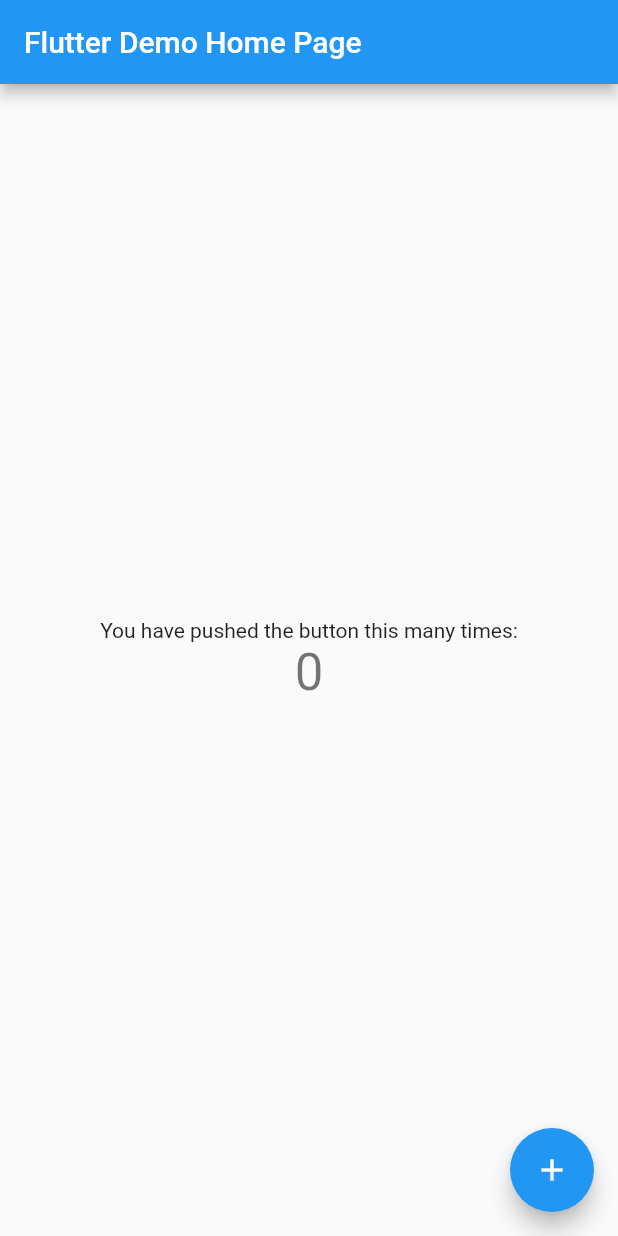
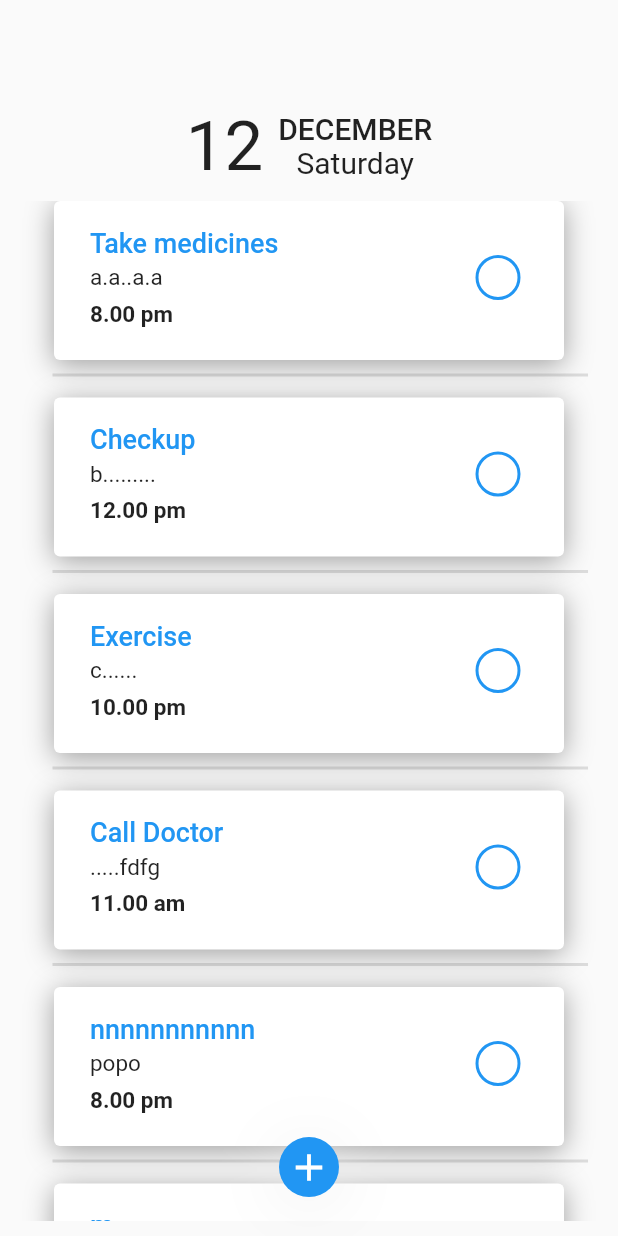
Before and after one commit to NavaneethRenjith/Medwise, a Flutter app: the screen it shows after launch, on a phone screen of 412 x 824 dp. Run offline on Flutter 3.47's test engine with Material 2 defaults, Android fonts, the phone set to English and light mode, and no system bars; our stand-ins replace flutter_calendar_carousel.

Commit message:
Add Task Page

```diff
--- /dev/null
+++ b/Medwise/lib/Components/taskListTile.dart
@@ -0,0 +1,110 @@
+import 'package:flutter/material.dart';
+
+class TaskListTile extends StatefulWidget {
+  @override
+  _TaskListTileState createState() => _TaskListTileState();
+  String title, description, time;
+  TaskListTile({this.title, this.description, this.time});
+}
+
+final double diameter = 30;
+bool done = false;
+
+class _TaskListTileState extends State<TaskListTile> {
+  @override
+  Widget build(BuildContext context) {
+    return Container(
+      margin: EdgeInsets.symmetric(horizontal: 26),
+      padding: EdgeInsets.fromLTRB(24, 16, 0, 20),
+      decoration: new BoxDecoration(
+          color: Colors.white,
+          borderRadius: BorderRadius.all(Radius.circular(4)),
+          boxShadow: [
+            new BoxShadow(
+                color: Colors.grey, blurRadius: 16.0, offset: Offset(0, 3.0)),
+          ]),
+      child: Row(
+        mainAxisAlignment: MainAxisAlignment.spaceBetween,
+        crossAxisAlignment: CrossAxisAlignment.center,
+        children: [
+          Expanded(
+            child: AnimatedOpacity(
+              opacity: !done ? 1 : 0.4,
+              duration: Duration(milliseconds: 200),
+              child: Column(
+                mainAxisSize: MainAxisSize.min,
+                crossAxisAlignment: CrossAxisAlignment.start,
+                children: [
+                  Text(
+                    widget.title,
+                    textAlign: TextAlign.center,
+                    style: TextStyle(
+                        color: Colors.blue,
+                        fontSize: 18,
+                        fontWeight: FontWeight.w500),
+                  ),
+                  SizedBox(
+                    height: 3.5,
+                  ),
+                  Text(
+                    widget.description,
+                    style: TextStyle(
+                      fontSize: 15,
+                      color: Colors.black87,
+                    ),
+                  ),
+                  SizedBox(
+                    height: 6.5,
+                  ),
+                  Text(
+                    widget.time,
+                    style: TextStyle(
+                      fontSize: 15,
+                      color: Colors.black87,
+                      fontWeight: FontWeight.w700,
+                    ),
+                  ),
+                ],
+              ),
+            ),
+          ),
+          FlatButton(
+              onPressed: () {
+                setState(() {
+                  done = !done;
+                });
+              },
+              child: done ? circleDone() : circleNotDone()),
+        ],
+      ),
+    );
+  }
+
+  circleNotDone() {
+    return Container(
+      height: diameter,
+      width: diameter,
+      margin: EdgeInsets.symmetric(vertical: 20),
+      decoration: BoxDecoration(
+          shape: BoxShape.circle,
+          border: Border.all(
+            color: Colors.blue,
+            width: 2,
+          )),
+    );
+  }
+
+  circleDone() {
+    return Container(
+      height: diameter,
+      width: diameter,
+      margin: EdgeInsets.symmetric(vertical: 20),
+      padding: EdgeInsets.all(8),
+      decoration: BoxDecoration(
+        shape: BoxShape.circle,
+        color: Colors.blue,
+      ),
+      child: Image.asset('assets/tick.png'),
+    );
+  }
+}
--- a/Medwise/lib/main.dart
+++ b/Medwise/lib/main.dart
@@ -1,117 +1,16 @@
+import 'package:Medwise/screens/task_page.dart';
 import 'package:flutter/material.dart';
 
 void main() {
-  runApp(MyApp());
+  runApp(MaterialApp(home: MyApp()));
 }
 
 class MyApp extends StatelessWidget {
-  // This widget is the root of your application.
   @override
   Widget build(BuildContext context) {
-    return MaterialApp(
-      title: 'Flutter Demo',
-      theme: ThemeData(
-        // This is the theme of your application.
-        //
-        // Try running your application with "flutter run". You'll see the
-        // application has a blue toolbar. Then, without quitting the app, try
-        // changing the primarySwatch below to Colors.green and then invoke
-        // "hot reload" (press "r" in the console where you ran "flutter run",
-        // or simply save your changes to "hot reload" in a Flutter IDE).
-        // Notice that the counter didn't reset back to zero; the application
-        // is not restarted.
-        primarySwatch: Colors.blue,
-        // This makes the visual density adapt to the platform that you run
-        // the app on. For desktop platforms, the controls will be smaller and
-        // closer together (more dense) than on mobile platforms.
-        visualDensity: VisualDensity.adaptivePlatformDensity,
-      ),
-      home: MyHomePage(title: 'Flutter Demo Home Page'),
-    );
+    return Scaffold(
+        body: Container(
+      child: TaskListTiles(),
+    ));
   }
 }
-
-class MyHomePage extends StatefulWidget {
-  MyHomePage({Key key, this.title}) : super(key: key);
-
-  // This widget is the home page of your application. It is stateful, meaning
-  // that it has a State object (defined below) that contains fields that affect
-  // how it looks.
-
-  // This class is the configuration for the state. It holds the values (in this
-  // case the title) provided by the parent (in this case the App widget) and
-  // used by the build method of the State. Fields in a Widget subclass are
-  // always marked "final".
-
-  final String title;
-
-  @override
-  _MyHomePageState createState() => _MyHomePageState();
-}
-
-class _MyHomePageState extends State<MyHomePage> {
-  int _counter = 0;
-
-  void _incrementCounter() {
-    setState(() {
-      // This call to setState tells the Flutter framework that something has
-      // changed in this State, which causes it to rerun the build method below
-      // so that the display can reflect the updated values. If we changed
-      // _counter without calling setState(), then the build method would not be
-      // called again, and so nothing would appear to happen.
-      _counter++;
-    });
-  }
-
-  @override
-  Widget build(BuildContext context) {
-    // This method is rerun every time setState is called, for instance as done
-    // by the _incrementCounter method above.
-    //
-    // The Flutter framework has been optimized to make rerunning build methods
-    // fast, so that you can just rebuild anything that needs updating rather
-    // than having to individually change instances of widgets.
-    return Scaffold(
-      appBar: AppBar(
-        // Here we take the value from the MyHomePage object that was created by
-        // the App.build method, and use it to set our appbar title.
-        title: Text(widget.title),
-      ),
-      body: Center(
-        // Center is a layout widget. It takes a single child and positions it
-        // in the middle of the parent.
-        child: Column(
-          // Column is also a layout widget. It takes a list of children and
-          // arranges them vertically. By default, it sizes itself to fit its
-          // children horizontally, and tries to be as tall as its parent.
-          //
-          // Invoke "debug painting" (press "p" in the console, choose the
-          // "Toggle Debug Paint" action from the Flutter Inspector in Android
-          // Studio, or the "Toggle Debug Paint" command in Visual Studio Code)
-          // to see the wireframe for each widget.
-          //
-          // Column has various properties to control how it sizes itself and
-          // how it positions its children. Here we use mainAxisAlignment to
-          // center the children vertically; the main axis here is the vertical
-          // axis because Columns are vertical (the cross axis would be
-          // horizontal).
-          mainAxisAlignment: MainAxisAlignment.center,
-          children: <Widget>[
-            Text(
-              'You have pushed the button this many times:',
-            ),
-            Text(
-              '$_counter',
-              style: Theme.of(context).textTheme.headline4,
-            ),
-          ],
-        ),
-      ),
-      floatingActionButton: FloatingActionButton(
-        onPressed: _incrementCounter,
-        tooltip: 'Increment',
-        child: Icon(Icons.add),
-      ), // This trailing comma makes auto-formatting nicer for build methods.
-    );
-  }
-}
--- /dev/null
+++ b/Medwise/lib/screens/task_page.dart
@@ -0,0 +1,232 @@
+import 'package:Medwise/Components/taskListTile.dart';
+import 'package:Medwise/screens/date.dart';
+import 'package:flutter/material.dart';
+
+class TaskListTiles extends StatefulWidget {
+  @override
+  _TaskListTilesState createState() => _TaskListTilesState();
+}
+
+//The main task page
+class _TaskListTilesState extends State<TaskListTiles> {
+  List titles = [
+    "Take medicines",
+    "Checkup",
+    "Exercise",
+    "Call Doctor",
+    "nnnnnnnnnnn",
+    "m",
+    "bsbhh"
+  ];
+  List descriptions = [
+    "a.a..a.a",
+    "b.........",
+    "c......",
+    ".....fdfg",
+    "popo",
+    "wueuey",
+    "jjdhj"
+  ];
+  List timefield = [
+    "8.00 pm",
+    "12.00 pm",
+    "10.00 pm",
+    "11.00 am",
+    "8.00 pm",
+    "12.00 pm",
+    "10.00 pm",
+  ];
+  @override
+  Widget build(BuildContext context) {
+    return Scaffold(
+      body: Container(
+          margin: EdgeInsets.all(10),
+          child: Container(
+            child: Column(children: [
+              InkWell(
+                child: Container(
+                  padding: EdgeInsets.all(10),
+                  child: CalendarTile(),
+                ),
+                onTap: () {
+                  Navigator.push(
+                      context,
+                      MaterialPageRoute(
+                          builder: (context) => Date(
+                                title: 'Calendar',
+                              )));
+                },
+              ),
+              Expanded(
+                child: SingleChildScrollView(
+                  child: ListView.builder(
+                      shrinkWrap: true,
+                      physics: BouncingScrollPhysics(),
+                      itemCount: titles.length,
+                      itemBuilder: (context, index) {
+                        return Column(
+                          children: [
+                            //to delete tiles
+                            Dismissible(
+                              key: Key(titles[index]),
+                              background: slideRightBackground(),
+                              secondaryBackground: slideLeftBackground(),
+                              confirmDismiss: (direction) async {
+                                if (direction == DismissDirection.endToStart) {
+                                  final bool res = await showDialog(
+                                      context: context,
+                                      builder: (BuildContext context) {
+                                        return AlertDialog(
+                                          content: Text(
+                                              "Are you sure you want to delete ${titles[index]}?"),
+                                          actions: <Widget>[
+                                            FlatButton(
+                                              child: Text(
+                                                "Cancel",
+                                                style: TextStyle(
+                                                    color: Colors.black),
+                                              ),
+                                              onPressed: () {
+                                                Navigator.of(context).pop();
+                                              },
+                                            ),
+                                            FlatButton(
+                                              child: Text(
+                                                "Delete",
+                                                style: TextStyle(
+                                                    color: Colors.red),
+                                              ),
+                                              onPressed: () {
+                                                // TODO: Delete the item from DB etc..
+                                                setState(() {
+                                                  titles.removeAt(index);
+                                                  descriptions.removeAt(index);
+                                                  timefield.removeAt(index);
+                                                });
+                                                Navigator.of(context).pop();
+                                              },
+                                            ),
+                                          ],
+                                        );
+                                      });
+                                  return res;
+                                } else {}
+                              },
+                              //for displaying each tile
+                              child: Column(
+                                children: [
+                                  TaskListTile(
+                                    title: titles[index],
+                                    description: descriptions[index],
+                                    time: timefield[index],
+                                  ),
+                                  Divider(
+                                    color: Colors.black12,
+                                    height: 20,
+                                    thickness: 2,
+                                    indent: 25,
+                                    endIndent: 10,
+                                  ),
+                                ],
+                              ),
+                            ),
+                            SizedBox(
+                              height: 5,
+                            ),
+                          ],
+                        );
+                      }),
+                ),
+              ),
+            ]),
+          )),
+      floatingActionButton: customFAB(context),
+      floatingActionButtonLocation: FloatingActionButtonLocation.centerFloat,
+    );
+  }
+}
+
+//add button at the bottom
+customFAB(BuildContext context) {
+  return GestureDetector(
+    onTap: null,
+    child: Container(
+      child: Icon(
+        Icons.add,
+        size: 30,
+        color: Colors.white,
+      ),
+      height: 40,
+      width: 40,
+      margin: EdgeInsets.only(bottom: 10),
+      decoration:
+          BoxDecoration(shape: BoxShape.circle, color: Colors.blue, boxShadow: [
+        BoxShadow(
+          color: Colors.grey[200],
+          blurRadius: 38,
+          offset: Offset(0, 5),
+        )
+      ]),
+    ),
+  );
+}
+
+//to edit by sliding right
+Widget slideRightBackground() {
+  return Container(
+    color: Colors.green,
+    child: Align(
+      child: Row(
+        mainAxisAlignment: MainAxisAlignment.start,
+        children: <Widget>[
+          SizedBox(
+            width: 20,
+          ),
+          Icon(
+            Icons.edit,
+            color: Colors.white,
+          ),
+          Text(
+            " Edit",
+            style: TextStyle(
+              color: Colors.white,
+              fontWeight: FontWeight.w700,
+            ),
+            textAlign: TextAlign.left,
+          ),
+        ],
+      ),
+      alignment: Alignment.centerLeft,
+    ),
+  );
+}
+
+//to delete by sliding left
+Widget slideLeftBackground() {
+  return Container(
+    color: Colors.red,
+    child: Align(
+      child: Row(
+        mainAxisAlignment: MainAxisAlignment.end,
+        children: <Widget>[
+          Icon(
+            Icons.delete,
+            color: Colors.white,
+          ),
+          Text(
+            " Delete",
+            style: TextStyle(
+              color: Colors.white,
+              fontWeight: FontWeight.w700,
+            ),
+            textAlign: TextAlign.right,
+          ),
+          SizedBox(
+            width: 20,
+          ),
+        ],
+      ),
+      alignment: Alignment.centerRight,
+    ),
+  );
+}
--- a/Medwise/pubspec.yaml
+++ b/Medwise/pubspec.yaml
@@ -24,6 +24,8 @@ dependencies:
   flutter:
     sdk: flutter
 
+  flutter_calendar_carousel: 1.4.12
+  flutter_time_picker_spinner: ^1.0.6+1
 
   # The following adds the Cupertino Icons font to your application.
   # Use with the CupertinoIcons class for iOS style icons.
@@ -45,8 +47,8 @@ flutter:
   uses-material-design: true
 
   # To add assets to your application, add an assets section, like this:
-  # assets:
-  #   - images/a_dot_burr.jpeg
+  assets:
+    - assets/tick.png
   #   - images/a_dot_ham.jpeg
 
   # An image asset can refer to one or more resolution-specific "variants", see
```
Also changed, not shown: Medwise/lib/screens/date.dart (added, +254 -0 lines), Medwise/assets/tick.png (added), Medwise/pubspec.lock.
